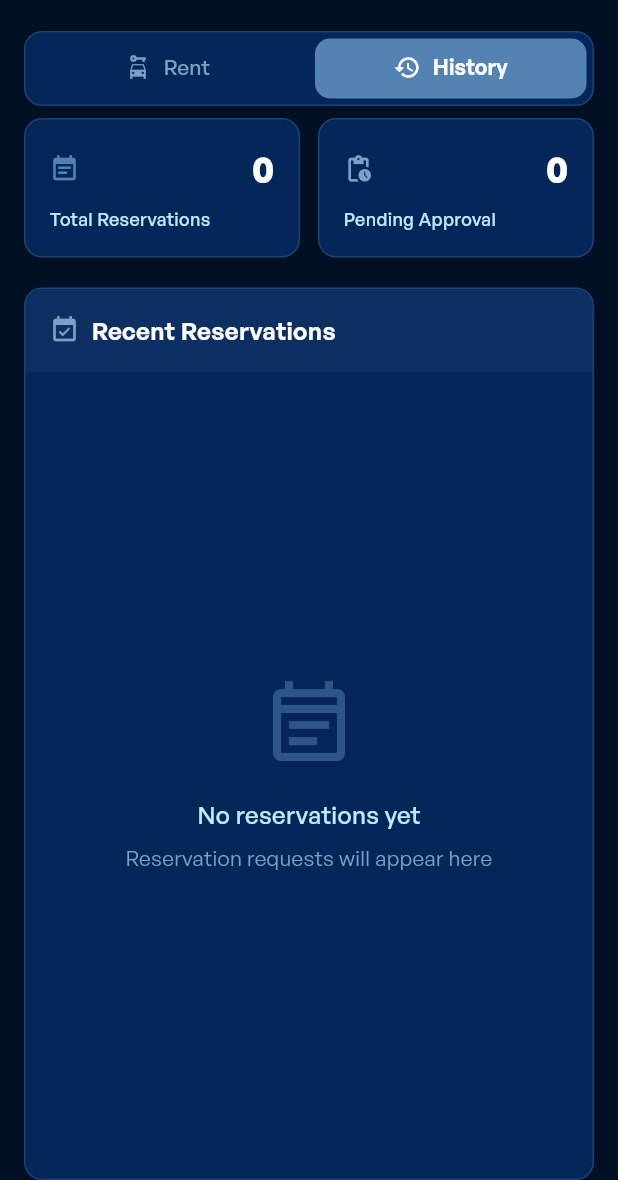
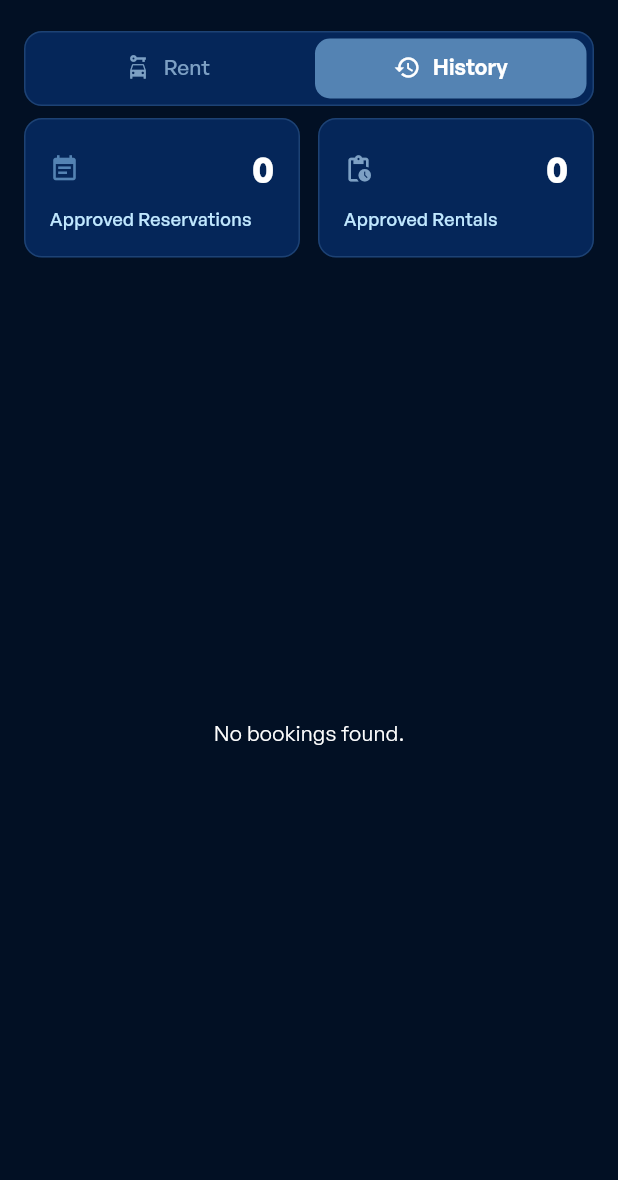
Before and after one commit to s0crateX/Car-Rental-Application, a Flutter app: the OwnerBookingsScreen screen opened directly, tab 2 chosen, on a phone screen of 412 x 824 dp, the part 56-1236 px from its top. Run offline on Flutter 3.47's test engine with Material 3 defaults, Android fonts, the phone set to English and light mode, and no system bars; our stand-ins replace cached_network_image, cloud_firestore, dotted_border, firebase_auth, firebase_core, firebase_storage and 9 more; accounts and stored records are empty; project files that could hold a hidden picture were left out.

Commit message:
feat(bookings): implement history tab with real data and status management
- Replace mock data in history tab with Firestore stream
- Add late return indicator for completed bookings
- Refactor ExtraCharges to ExtraChargeItem model
- Add status management for pending and completed bookings
- Improve date availability checking in rent car screen

```diff
--- a/lib/presentation/screens/Car Owner/bookings/widgets/history_tab.dart
+++ b/lib/presentation/screens/Car Owner/bookings/widgets/history_tab.dart
@@ -1,5 +1,8 @@
+import 'package:cloud_firestore/cloud_firestore.dart';
 import 'package:flutter/material.dart';
-import '../../../../../config/theme.dart';
+import 'package:car_rental_app/config/theme.dart';
+import '../../../../../../models/car owner  models/booking model/rent.dart';
+import 'booking_info_card.dart';
 
 class HistoryTab extends StatefulWidget {
   const HistoryTab({super.key});
@@ -24,7 +27,7 @@ class _HistoryTabState extends State<HistoryTab> {
                   children: [
                     Expanded(
                       child: _buildStatCard(
-                        'Total Reservations',
+                        'Approved Reservations',
                         '0',
                         Icons.event_note,
                         AppTheme.mediumBlue,
@@ -33,7 +36,7 @@ class _HistoryTabState extends State<HistoryTab> {
                     const SizedBox(width: 12),
                     Expanded(
                       child: _buildStatCard(
-                        'Pending Approval',
+                        'Approved Rentals',
                         '0',
                         Icons.pending_actions,
                         AppTheme.lightBlue,
@@ -99,78 +102,44 @@ class _HistoryTabState extends State<HistoryTab> {
   }
 
   Widget _buildReservationsList() {
-    return Container(
-      decoration: BoxDecoration(
-        color: AppTheme.navy,
-        borderRadius: BorderRadius.circular(12),
-        border: Border.all(color: AppTheme.mediumBlue.withOpacity(0.3)),
-      ),
-      child: Column(
-        children: [
-          // Header
-          Container(
-            padding: const EdgeInsets.all(16),
-            decoration: BoxDecoration(
-              color: AppTheme.mediumBlue.withOpacity(0.1),
-              borderRadius: const BorderRadius.only(
-                topLeft: Radius.circular(12),
-                topRight: Radius.circular(12),
-              ),
+    return StreamBuilder<QuerySnapshot>(
+      stream: FirebaseFirestore.instance.collection('rent_approve').snapshots(),
+      builder: (context, snapshot) {
+        if (snapshot.connectionState == ConnectionState.waiting) {
+          return const Center(
+            child: CircularProgressIndicator(),
+          );
+        }
+        if (snapshot.hasError) {
+          return Center(
+            child: Text(
+              'Error: ${snapshot.error}',
+              style: const TextStyle(color: AppTheme.white),
             ),
-            child: const Row(
-              children: [
-                Icon(
-                  Icons.event_available,
-                  color: AppTheme.lightBlue,
-                  size: 20,
-                ),
-                SizedBox(width: 8),
-                Text(
-                  'Recent Reservations',
-                  style: TextStyle(
-                    color: AppTheme.white,
-                    fontSize: 16,
-                    fontWeight: FontWeight.w600,
-                  ),
-                ),
-              ],
+          );
+        }
+        if (!snapshot.hasData || snapshot.data!.docs.isEmpty) {
+          return const Center(
+            child: Text(
+              'No bookings found.',
+              style: TextStyle(color: AppTheme.white),
             ),
-          ),
+          );
+        }
 
-          // Empty State
-          Expanded(
-            child: Center(
-              child: Column(
-                mainAxisAlignment: MainAxisAlignment.center,
-                children: [
-                  Icon(
-                    Icons.event_note_outlined,
-                    size: 64,
-                    color: AppTheme.mediumBlue.withOpacity(0.5),
-                  ),
-                  const SizedBox(height: 16),
-                  const Text(
-                    'No reservations yet',
-                    style: TextStyle(
-                      color: AppTheme.paleBlue,
-                      fontSize: 16,
-                      fontWeight: FontWeight.w500,
-                    ),
-                  ),
-                  const SizedBox(height: 8),
-                  const Text(
-                    'Reservation requests will appear here',
-                    style: TextStyle(
-                      color: AppTheme.lightBlue,
-                      fontSize: 14,
-                    ),
-                  ),
-                ],
-              ),
-            ),
-          ),
-        ],
-      ),
+        final bookings = snapshot.data!.docs.map((doc) {
+          final data = doc.data() as Map<String, dynamic>;
+          return Rent.fromMap(data..['id'] = doc.id);
+        }).toList();
+
+        return ListView.builder(
+          itemCount: bookings.length,
+          itemBuilder: (context, index) {
+            final booking = bookings[index];
+            return BookingInfoCard(rent: booking, isHistory: true);
+          },
+        );
+      },
     );
   }
 }
--- a/lib/presentation/screens/Car Owner/bookings/widgets/rent_tab.dart
+++ b/lib/presentation/screens/Car Owner/bookings/widgets/rent_tab.dart
@@ -45,7 +45,7 @@ class RentTab extends StatelessWidget {
             itemCount: bookings.length,
             itemBuilder: (context, index) {
               final booking = bookings[index];
-              return BookingInfoCard(rent: booking);
+              return BookingInfoCard(rent: booking, isHistory: false);
             },
           );
         },
```
Also changed, not shown: lib/models/car owner  models/booking model/rent.dart (+7 -4 lines), lib/models/car owner  models/booking model/vehicle.dart (+12 -16 lines), lib/presentation/screens/Car Owner/bookings/screens/rental_details_screen.dart (+102 -52 lines), lib/presentation/screens/Car Owner/bookings/widgets/booking_info_card.dart (+62 -6 lines), lib/presentation/screens/customer/cars/rent_car/rent_car_screen.dart (+39 -54 lines).
